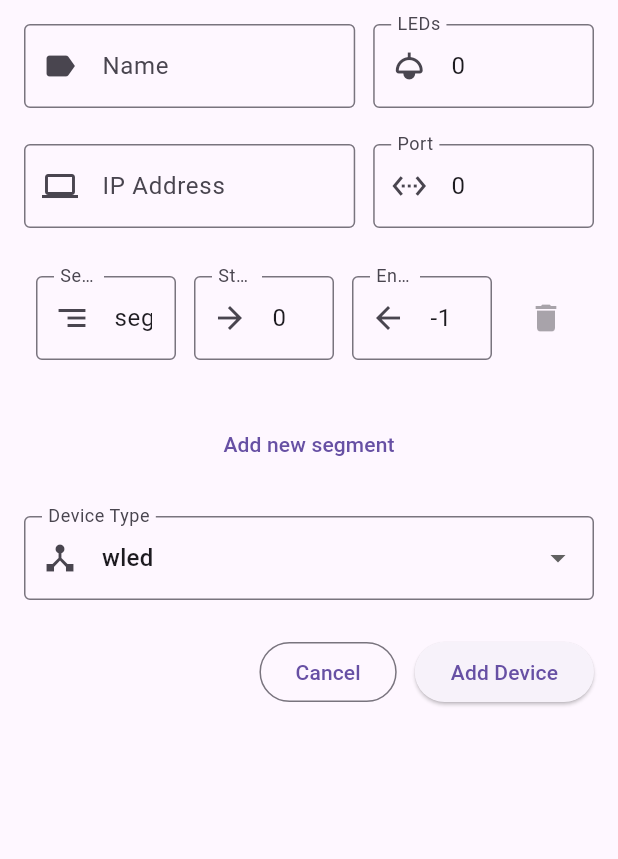
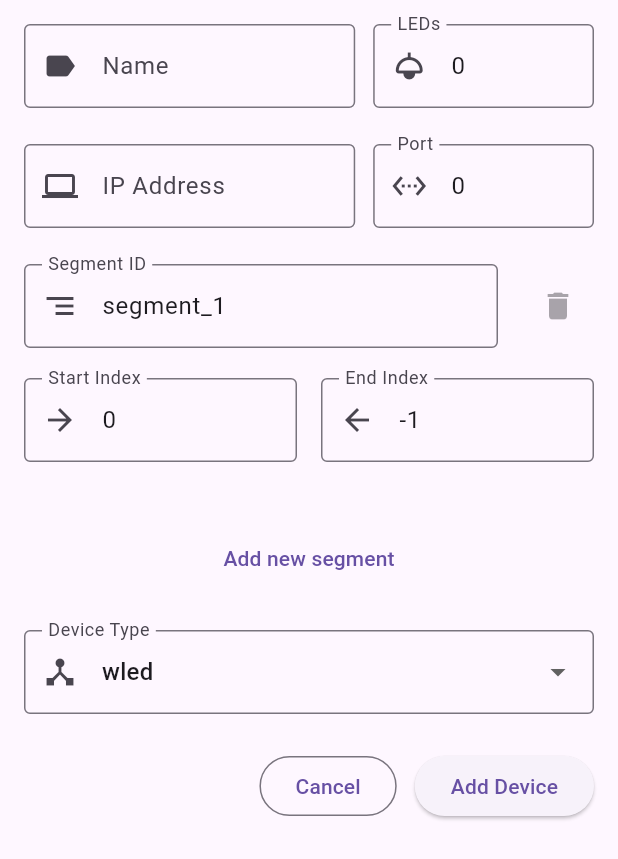
Before and after one commit to encrust-ace/udp_master, a Flutter app: the AddDevice widget shown alone on an empty page, opened directly with empty values, after a tap on "Add new segment", on a phone screen of 412 x 824 dp. Shown: the top 859 px of the screen. Run offline on Flutter 3.47's test engine with Material 3 defaults, Android fonts, the phone set to English and light mode, and no system bars; our stand-ins replace file_picker, flutter_colorpicker, permission_handler, shared_preferences, webview_flutter; missing offline and left inert: bonsoir, flutter_background, flutter_recorder, flutter_webrtc; accounts and stored records are empty; statements that could not run were skipped.

```diff
--- a/lib/screen/add_device.dart
+++ b/lib/screen/add_device.dart
@@ -217,9 +217,12 @@ class _AddDeviceState extends State<AddDevice> {
               itemCount: _segments.length,
               itemBuilder: (context, index) {
                 return Padding(
-                  padding: const EdgeInsets.all(8.0),
-                  child: Row(
-                    spacing: 12,
+                  padding: const EdgeInsets.only(bottom: 16),
+                  child: Column(
+                    spacing: 20,
+                    children: [
+                      Row(
+                        spacing: 16,
                         children: [
                           Expanded(
                             child: TextFormField(
@@ -237,15 +240,32 @@ class _AddDeviceState extends State<AddDevice> {
                               },
                             ),
                           ),
+                          IconButton(
+                            icon: const Icon(Icons.delete),
+                            onPressed: index != 0
+                                ? () {
+                                    setState(() {
+                                      _segments.removeAt(index);
+                                    });
+                                  }
+                                : null,
+                          ),
+                        ],
+                      ),
+                      Row(
+                        spacing: 16,
+                        children: [
                           Expanded(
                             child: TextFormField(
                               decoration: _inputDecoration(
                                 "Start Index",
                                 Icons.arrow_forward,
                               ),
-                          initialValue: _segments[index].startIndex.toString(),
+                              initialValue: _segments[index].startIndex
+                                  .toString(),
                               keyboardType: TextInputType.number,
-                          autovalidateMode: AutovalidateMode.onUserInteraction,
+                              autovalidateMode:
+                                  AutovalidateMode.onUserInteraction,
                               onChanged: (value) {
                                 setState(() {
                                   _segments[index] = _segments[index].copyWith(
@@ -265,7 +285,8 @@ class _AddDeviceState extends State<AddDevice> {
                               ),
                               initialValue: _segments[index].endIndex.toString(),
                               keyboardType: TextInputType.number,
-                          autovalidateMode: AutovalidateMode.onUserInteraction,
+                              autovalidateMode:
+                                  AutovalidateMode.onUserInteraction,
                               onChanged: (value) {
                                 setState(() {
                                   _segments[index] = _segments[index].copyWith(
@@ -277,15 +298,7 @@ class _AddDeviceState extends State<AddDevice> {
                                   indexValidator(index, value, 'end'),
                             ),
                           ),
-                      IconButton(
-                        icon: const Icon(Icons.delete),
-                        onPressed: index != 0
-                            ? () {
-                                setState(() {
-                                  _segments.removeAt(index);
-                                });
-                              }
-                            : null,
+                        ],
                       ),
                     ],
                   ),
```
Lines whose indentation alone changed are shown as unchanged.
